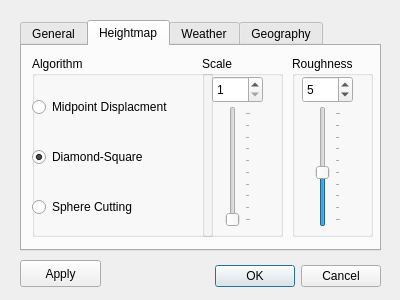
psi29a/worldsynth, file data/qt4/dWorldConf.ui: the form before one commit.
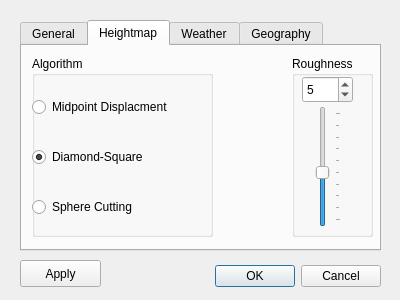
The form after the commit. The open tabs and pages were chosen to show the change. Icons and pictures are not drawn.

```diff
--- a/data/qt4/dWorldConf.ui
+++ b/data/qt4/dWorldConf.ui
@@ -318,69 +318,6 @@
       </property>
      </widget>
     </widget>
-    <widget class="QGroupBox" name="gbScale">
-     <property name="geometry">
-      <rect>
-       <x>180</x>
-       <y>10</y>
-       <width>81</width>
-       <height>181</height>
-      </rect>
-     </property>
-     <property name="title">
-      <string>Scale</string>
-     </property>
-     <widget class="QSpinBox" name="sbScale">
-      <property name="geometry">
-       <rect>
-        <x>10</x>
-        <y>20</y>
-        <width>51</width>
-        <height>27</height>
-       </rect>
-      </property>
-      <property name="minimum">
-       <number>1</number>
-      </property>
-      <property name="maximum">
-       <number>10</number>
-      </property>
-     </widget>
-     <widget class="QSlider" name="vsScale">
-      <property name="geometry">
-       <rect>
-        <x>20</x>
-        <y>50</y>
-        <width>29</width>
-        <height>121</height>
-       </rect>
-      </property>
-      <property name="minimum">
-       <number>1</number>
-      </property>
-      <property name="maximum">
-       <number>10</number>
-      </property>
-      <property name="singleStep">
-       <number>1</number>
-      </property>
-      <property name="value">
-       <number>1</number>
-      </property>
-      <property name="sliderPosition">
-       <number>1</number>
-      </property>
-      <property name="orientation">
-       <enum>Qt::Vertical</enum>
-      </property>
-      <property name="tickPosition">
-       <enum>QSlider::TicksBelow</enum>
-      </property>
-      <property name="tickInterval">
-       <number>1</number>
-      </property>
-     </widget>
-    </widget>
    </widget>
    <widget class="QWidget" name="wsWeather">
     <attribute name="title">
```
Left out of the diff: 230 changed lines with no effect on the pictures.
